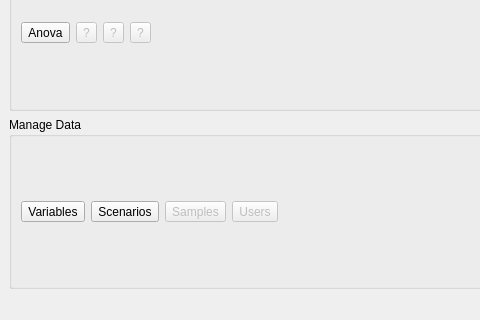
Above: braviz/interaction/qt_guis/menu2.ui from diego0020/braviz-app before the change; both pictures show x 0 to 480 and y 428 to 748 of the 800 by 748 pixel window. Below: the same form after it.
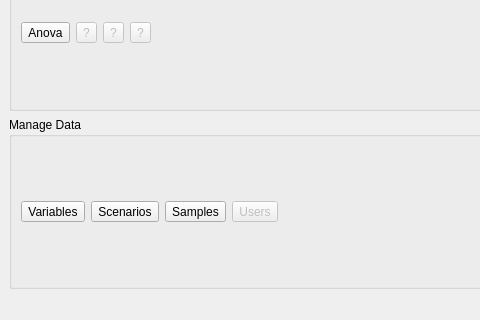
That is the form after the change. Icons and pictures are not drawn.

Diff of the .ui file:
```diff
--- a/braviz/interaction/qt_guis/menu2.ui
+++ b/braviz/interaction/qt_guis/menu2.ui
@@ -435,7 +435,7 @@
        <item>
         <widget class="QToolButton" name="samples">
          <property name="enabled">
-          <bool>false</bool>
+          <bool>true</bool>
          </property>
          <property name="text">
           <string>Samples</string>
```
Left out of the diff: 1 changed line with no effect on the pictures.
